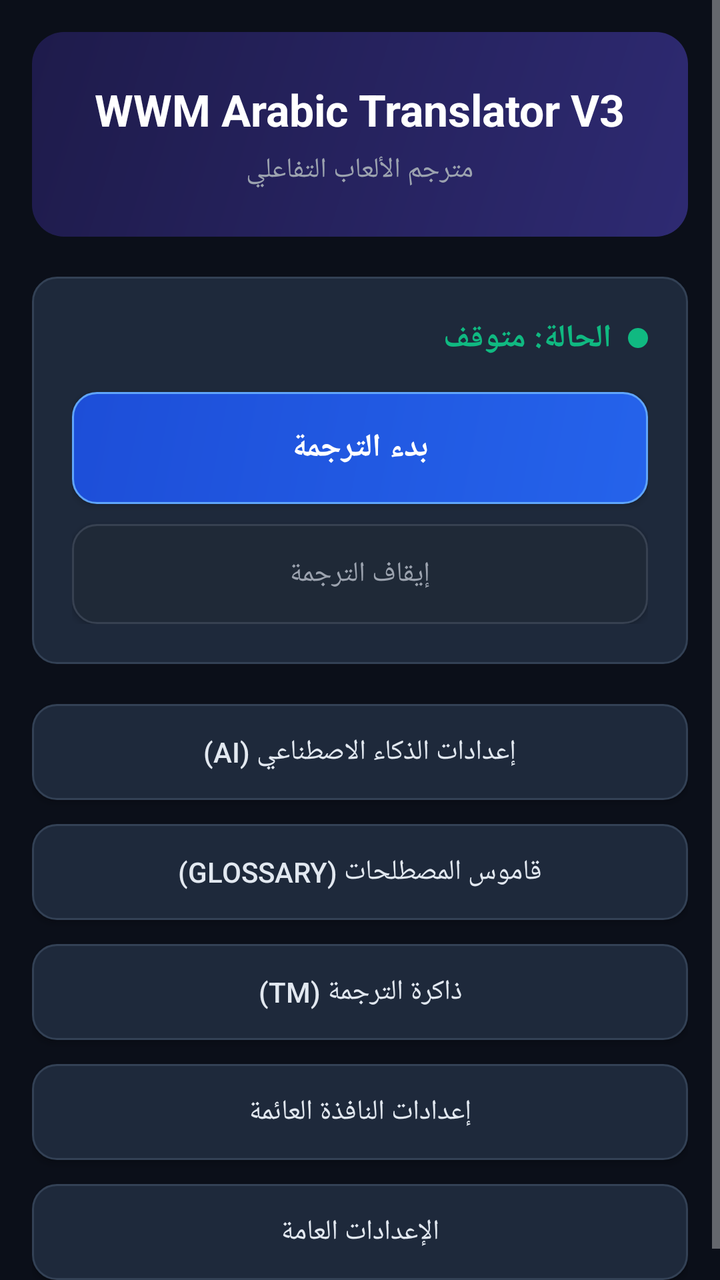
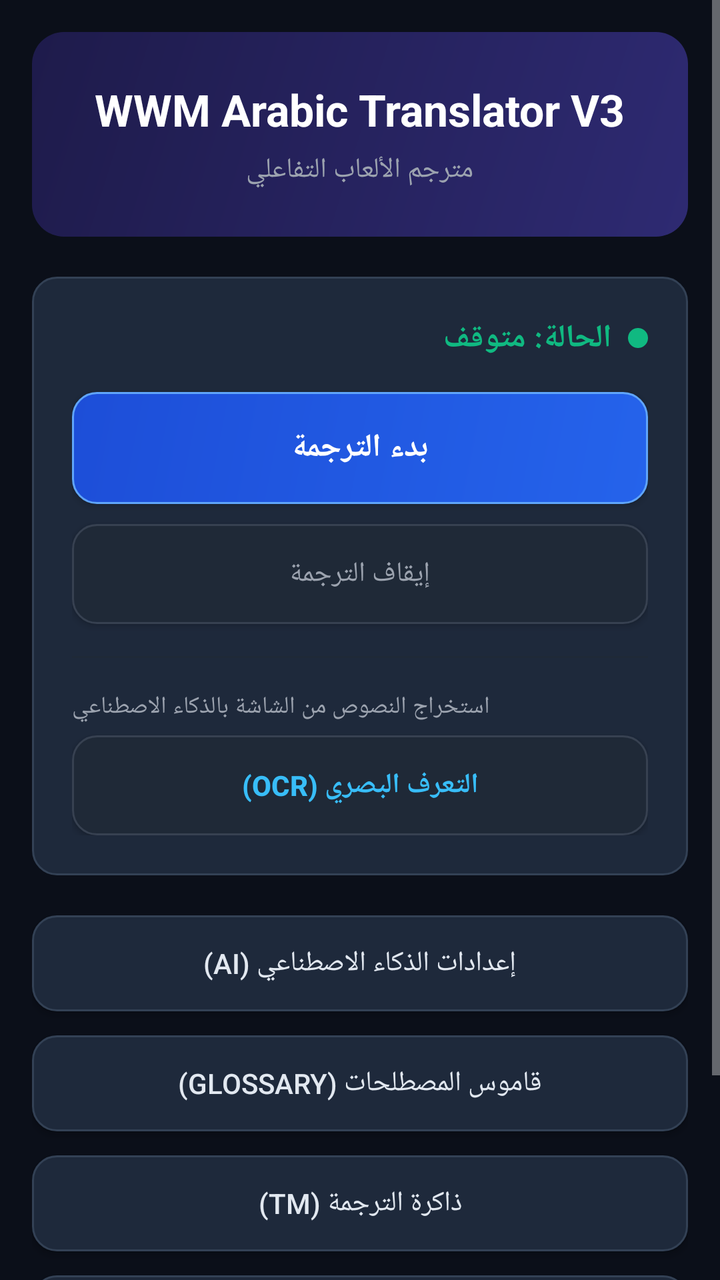

Compare the two renders of this Android layout. The source of the first and the diff that turns it into the second are given below.
<!-- AndroidManifest.xml: application theme Theme.AppCompat.NoActionBar -->
<!-- res/layout/activity_main.xml -->
<?xml version="1.0" encoding="utf-8"?>
<ScrollView xmlns:android="http://schemas.android.com/apk/res/android"
    android:layout_width="match_parent"
    android:layout_height="match_parent"
    android:background="#0B0F19"
    android:fillViewport="true">

    <LinearLayout
        android:layout_width="match_parent"
        android:layout_height="wrap_content"
        android:orientation="vertical"
        android:padding="16dp">

        
        <LinearLayout
            android:id="@+id/headerCardContainer"
            android:layout_width="match_parent"
            android:layout_height="wrap_content"
            android:background="@drawable/bg_header_card"
            android:orientation="vertical"
            android:padding="24dp">

            <TextView
                android:layout_width="wrap_content"
                android:layout_height="wrap_content"
                android:layout_gravity="center"
                android:text="WWM Arabic Translator V3"
                android:textColor="#FFFFFF"
                android:textSize="22sp"
                android:textStyle="bold" />

            <TextView
                android:layout_width="wrap_content"
                android:layout_height="wrap_content"
                android:layout_gravity="center"
                android:layout_marginTop="6dp"
                android:text="مترجم الألعاب التفاعلي"
                android:textColor="#9CA3AF"
                android:textSize="14sp" />
        </LinearLayout>

        
        <LinearLayout
            android:layout_width="match_parent"
            android:layout_height="wrap_content"
            android:layout_marginTop="20dp"
            android:background="@drawable/bg_status_item"
            android:orientation="vertical"
            android:padding="20dp">

            <LinearLayout
                android:layout_width="wrap_content"
                android:layout_height="wrap_content"
                android:layout_gravity="end"
                android:gravity="center_vertical"
                android:orientation="horizontal">

                <TextView
                    android:id="@+id/tvStatus"
                    android:layout_width="wrap_content"
                    android:layout_height="wrap_content"
                    android:text="الحالة: متوقف"
                    android:textColor="#10B981"
                    android:textSize="16sp"
                    android:textStyle="bold" />

                <ImageView
                    android:layout_width="10dp"
                    android:layout_height="10dp"
                    android:layout_marginStart="8dp"
                    android:src="@drawable/ic_dot_green" />
            </LinearLayout>

            
            <Button
                android:id="@+id/btnStartTranslation"
                android:layout_width="match_parent"
                android:layout_height="56dp"
                android:layout_marginTop="16dp"
                android:background="@drawable/bg_primary_button"
                android:backgroundTint="@null"
                android:padding="12dp"
                android:text="بدء الترجمة"
                android:textColor="#FFFFFF"
                android:textSize="16sp"
                android:textStyle="bold" />

            
            <Button
                android:id="@+id/btnStopTranslation"
                android:layout_width="match_parent"
                android:layout_height="50dp"
                android:layout_marginTop="10dp"
                android:background="@drawable/bg_secondary_button"
                android:backgroundTint="@null"
                android:padding="10dp"
                android:text="إيقاف الترجمة"
                android:textColor="#9CA3AF"
                android:textSize="14sp" />
        </LinearLayout>

        
        <LinearLayout
            android:layout_width="match_parent"
            android:layout_height="wrap_content"
            android:layout_marginTop="20dp"
            android:orientation="vertical">

            <Button
                android:id="@+id/btnOpenAiSettings"
                android:layout_width="match_parent"
                android:layout_height="wrap_content"
                android:layout_marginBottom="12dp"
                android:background="@drawable/bg_status_item"
                android:backgroundTint="@null"
                android:padding="14dp"
                android:text="إعدادات الذكاء الاصطناعي (AI)"
                android:textColor="#E2E8F0" />

            <Button
                android:id="@+id/btnOpenGlossary"
                android:layout_width="match_parent"
                android:layout_height="wrap_content"
                android:layout_marginBottom="12dp"
                android:background="@drawable/bg_status_item"
                android:backgroundTint="@null"
                android:padding="14dp"
                android:text="قاموس المصطلحات (GLOSSARY)"
                android:textColor="#E2E8F0" />

            <Button
                android:id="@+id/btnOpenTranslationMemory"
                android:layout_width="match_parent"
                android:layout_height="wrap_content"
                android:layout_marginBottom="12dp"
                android:background="@drawable/bg_status_item"
                android:backgroundTint="@null"
                android:padding="14dp"
                android:text="ذاكرة الترجمة (TM)"
                android:textColor="#E2E8F0" />

            <Button
                android:id="@+id/btnOpenOverlaySettings"
                android:layout_width="match_parent"
                android:layout_height="wrap_content"
                android:layout_marginBottom="12dp"
                android:background="@drawable/bg_status_item"
                android:backgroundTint="@null"
                android:padding="14dp"
                android:text="إعدادات النافذة العائمة"
                android:textColor="#E2E8F0" />

            <Button
                android:id="@+id/btnOpenSettings"
                android:layout_width="match_parent"
                android:layout_height="wrap_content"
                android:background="@drawable/bg_status_item"
                android:backgroundTint="@null"
                android:padding="14dp"
                android:text="الإعدادات العامة"
                android:textColor="#E2E8F0" />
        </LinearLayout>

    </LinearLayout>
</ScrollView>
<!-- resources referenced by this layout -->
<resources>
  <!-- drawable bg_header_card (drawable) -->
  <?xml version="1.0" encoding="utf-8"?>
  <shape xmlns:android="http://schemas.android.com/apk/res/android"
      android:shape="rectangle">
      <gradient
          android:angle="135"
          android:endColor="#1E1B4B"
          android:startColor="#2E2A72" />
      <corners android:radius="16dp" />
  </shape>
  <!-- drawable bg_primary_button (drawable) -->
  <?xml version="1.0" encoding="utf-8"?>
  <ripple xmlns:android="http://schemas.android.com/apk/res/android"
      android:color="#3B82F6">
      <item>
          <shape android:shape="rectangle">
              <corners android:radius="12dp" />
              <gradient
                  android:angle="135"
                  android:endColor="#1D4ED8"
                  android:startColor="#2563EB" />
              <stroke
                  android:width="1dp"
                  android:color="#60A5FA" />
          </shape>
      </item>
  </ripple>
  <!-- drawable bg_secondary_button (drawable) -->
  <?xml version="1.0" encoding="utf-8"?>
  <ripple xmlns:android="http://schemas.android.com/apk/res/android"
      android:color="#374151">
      <item>
          <shape android:shape="rectangle">
              <corners android:radius="12dp" />
              <solid android:color="#1F2937" />
              <stroke
                  android:width="1dp"
                  android:color="#374151" />
          </shape>
      </item>
  </ripple>
  <!-- drawable bg_status_item (drawable) -->
  <?xml version="1.0" encoding="utf-8"?>
  <shape xmlns:android="http://schemas.android.com/apk/res/android"
      android:shape="rectangle">
      <solid android:color="#1E293B" />
      <corners android:radius="12dp" />
      <stroke
          android:width="1dp"
          android:color="#334155" />
  </shape>
  <!-- drawable ic_dot_green (drawable) -->
  <?xml version="1.0" encoding="utf-8"?>
  <shape xmlns:android="http://schemas.android.com/apk/res/android"
      android:shape="oval">
      <solid android:color="#10B981" />
      <size
          android:width="10dp"
          android:height="10dp" />
  </shape>
</resources>

<!-- the commit's change to res/layout/activity_main.xml (unified diff, before → after) -->
@@ -97,6 +97,37 @@
                 android:text="إيقاف الترجمة"
                 android:textColor="#9CA3AF"
                 android:textSize="14sp" />
+
+            
+            <View
+                android:layout_width="match_parent"
+                android:layout_height="1dp"
+                android:layout_marginTop="16dp"
+                android:layout_marginBottom="16dp"
+                android:background="#1F2937" />
+
+            
+            <TextView
+                android:layout_width="wrap_content"
+                android:layout_height="wrap_content"
+                android:layout_gravity="start"
+                android:layout_marginBottom="6dp"
+                android:text="استخراج النصوص من الشاشة بالذكاء الاصطناعي"
+                android:textColor="#9CA3AF"
+                android:textSize="12sp" />
+
+            <Button
+                android:id="@+id/btnOcrCapture"
+                android:layout_width="match_parent"
+                android:layout_height="50dp"
+                android:background="@drawable/bg_secondary_button"
+                android:backgroundTint="@null"
+                android:padding="10dp"
+                android:text="التعرف البصري (OCR)"
+                android:textColor="#38BDF8"
+                android:textSize="14sp"
+                android:textStyle="bold" />
+
         </LinearLayout>
 
         
